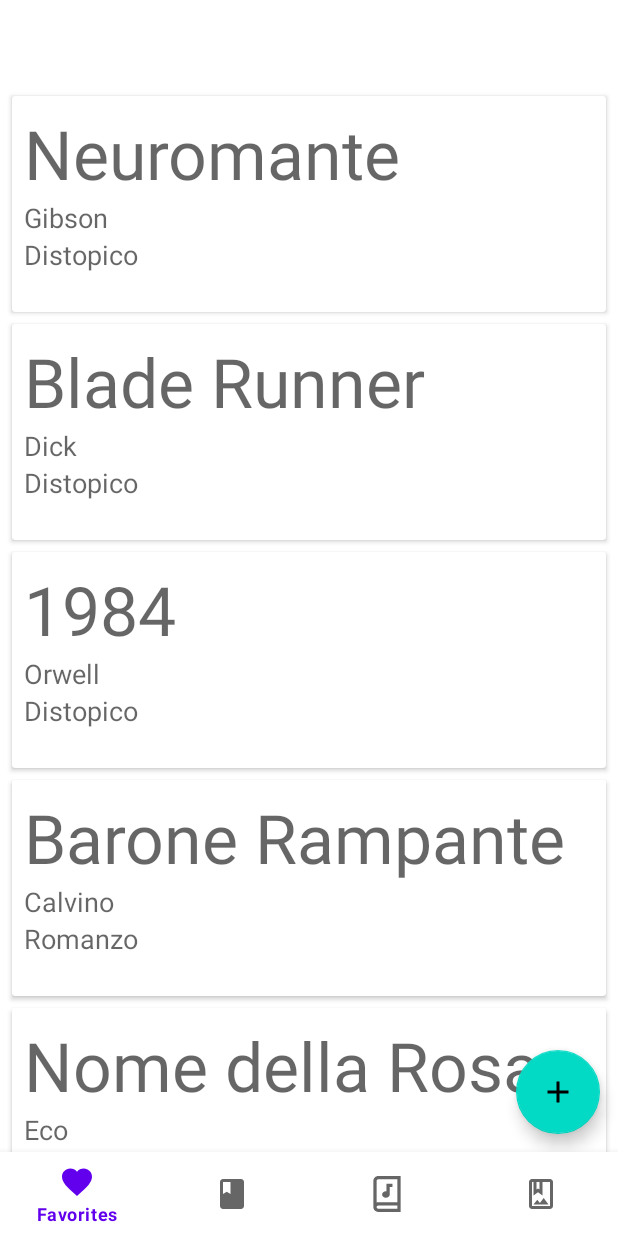
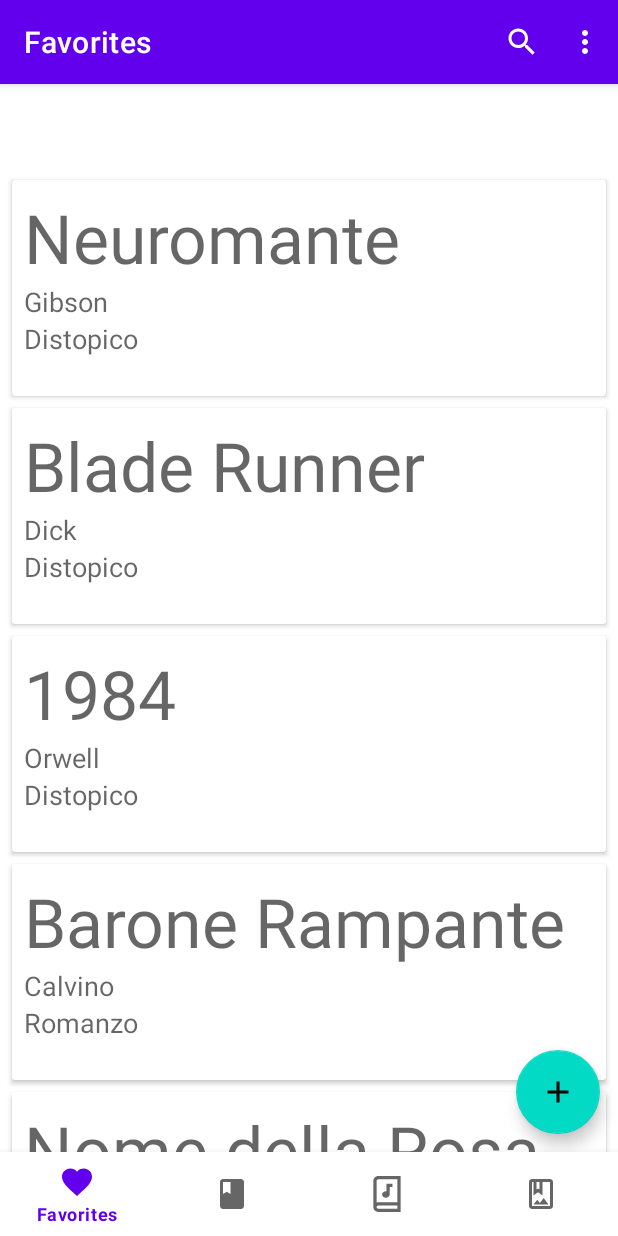
Before and after one commit to GassiGiuseppe/alexandria, an Android app: the screen it shows after launch (MainActivity), on a phone screen of 412 x 824 dp. Run offline under Robolectric (Android 15) with nearby library versions, the phone set to English and light mode, and no system bars; our stand-ins replace Room's generated code, navigation-ui.

Commit message:
don't fix titlebar yet (not sure about it)

```diff
--- a/app/src/main/res/values/themes.xml
+++ b/app/src/main/res/values/themes.xml
@@ -1,6 +1,6 @@
 <resources xmlns:tools="http://schemas.android.com/tools">
     <!-- Base application theme. -->
-    <style name="Theme.Alexandria" parent="Theme.MaterialComponents.DayNight.NoActionBar">
+    <style name="Theme.Alexandria" parent="Theme.MaterialComponents.DayNight.DarkActionBar">
         <!-- Primary brand color. -->
         <item name="colorPrimary">@color/purple_500</item>
         <item name="colorPrimaryVariant">@color/purple_700</item>
```
